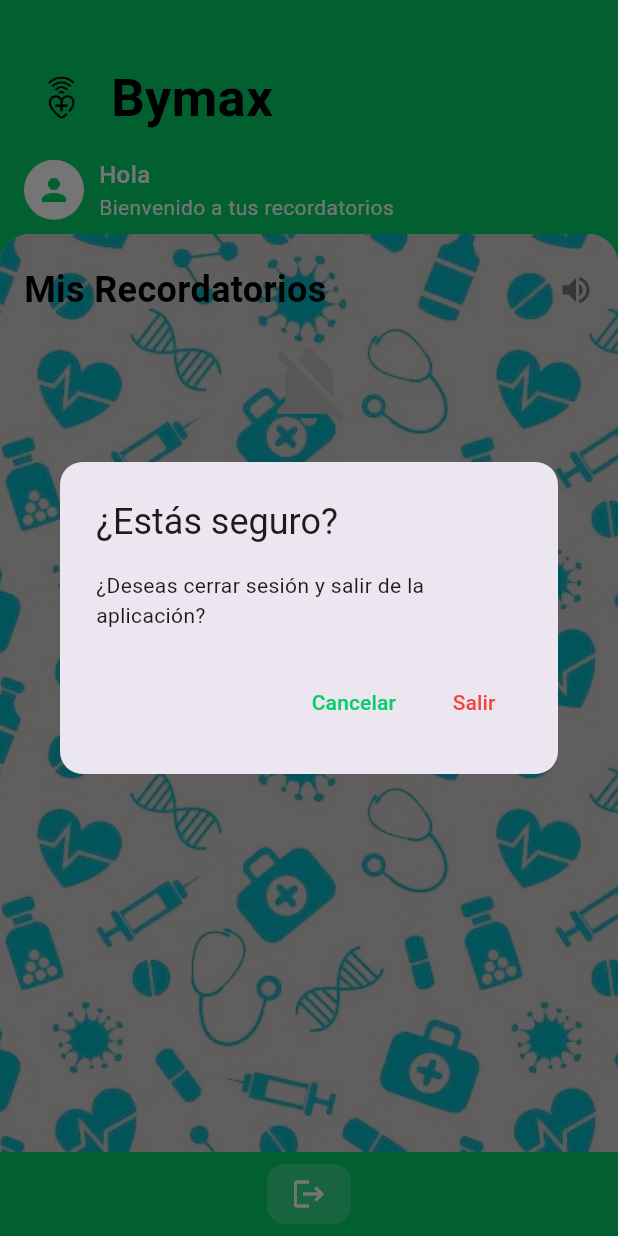
After one commit to jhonmario-19/Bymax, a Flutter app: the AdultHomePages screen opened by its route, after a tap on the "logout" icon, on a phone screen of 412 x 824 dp. The commit adds this screen. Run offline on Flutter 3.47's test engine with Material 3 defaults, Android fonts, the phone set to English and light mode, and no system bars; our stand-ins replace cloud_firestore, firebase_auth, firebase_core, flutter_tts, get, shared_preferences; accounts and stored records are empty.

Commit message:
Pagina de adulto con recordatorio leido con voz

```diff
--- /dev/null
+++ b/lib/pages/AdultHomePage.dart
@@ -0,0 +1,486 @@
+import 'package:flutter/material.dart';
+import 'package:provider/provider.dart';
+import 'package:firebase_auth/firebase_auth.dart';
+import 'package:cloud_firestore/cloud_firestore.dart';
+import '../controllers/recordatoryController.dart';
+import '../controllers/loginController.dart';
+import '../models/recordatoryModel.dart'; // Asegúrate de que esta importación sea correcta para tu Recordatory
+import '../services/tts_service.dart'; // Importación del servicio TTS
+
+class AdultHomePages extends StatefulWidget {
+  const AdultHomePages({Key? key}) : super(key: key);
+
+  @override
+  State<AdultHomePages> createState() => _AdultHomePageState();
+}
+
+class _AdultHomePageState extends State<AdultHomePages> {
+  String? userName;
+  bool _loadingUser = true;
+  final ScrollController _scrollController = ScrollController();
+  final TTSService _ttsService = TTSService(); // Instancia del servicio TTS
+  int?
+  _speakingRecordatoryId; // Para saber cuál recordatorio se está reproduciendo
+
+  @override
+  void initState() {
+    super.initState();
+    _loadUserInfo();
+    _initializeTTS(); // Inicializar el servicio TTS
+  }
+
+  // Inicializar el servicio TTS
+  Future<void> _initializeTTS() async {
+    await _ttsService.initTTS();
+  }
+
+  @override
+  void dispose() {
+    _scrollController.dispose();
+    _ttsService.dispose(); // Liberar recursos del TTS al cerrar
+    super.dispose();
+  }
+
+  Future<void> _loadUserInfo() async {
+    final user = FirebaseAuth.instance.currentUser;
+    if (user != null) {
+      // Trae el nombre desde Firestore
+      final userDoc =
+          await FirebaseFirestore.instance
+              .collection('usuarios')
+              .doc(user.uid)
+              .get();
+      setState(() {
+        userName = userDoc.data()?['nombre'] ?? 'Usuario';
+        _loadingUser = false;
+      });
+      // Carga los recordatorios asignados a este usuario
+      await Provider.of<RecordatoryController>(
+        context,
+        listen: false,
+      ).fetchRecordatoriesForUser(user.uid);
+    }
+  }
+
+  // Método para leer un recordatorio en voz alta
+  void _speakRecordatory(Recordatory recordatory) async {
+    // Si ya estamos hablando, detener primero
+    if (_ttsService.isSpeaking) {
+      await _ttsService.stop();
+
+      // Si es el mismo recordatorio, solo detener
+      if (_speakingRecordatoryId == recordatory.id) {
+        setState(() {
+          _speakingRecordatoryId = null;
+        });
+        return;
+      }
+    }
+
+    // Construir el texto para hablar
+    String textToSpeak = "Recordatorio: ${recordatory.title}. ";
+    textToSpeak += "Fecha: ${recordatory.date}. ";
+    textToSpeak += "Hora: ${recordatory.time}.";
+
+    // Actualizar el estado y hablar
+    setState(() {
+      _speakingRecordatoryId = recordatory.id;
+    });
+
+    await _ttsService.speak(textToSpeak);
+
+    // Cuando termina de hablar, actualizar el estado
+    if (!_ttsService.isSpeaking) {
+      setState(() {
+        _speakingRecordatoryId = null;
+      });
+    }
+  }
+
+  @override
+  Widget build(BuildContext context) {
+    return Scaffold(
+      bottomNavigationBar: Container(
+        padding: const EdgeInsets.symmetric(vertical: 8),
+        decoration: const BoxDecoration(color: Color(0xFF03d069)),
+        child: Row(
+          mainAxisAlignment: MainAxisAlignment.center,
+          children: [
+            GestureDetector(
+              onTap: () async {
+                // Mostrar diálogo de confirmación
+                final shouldExit = await showDialog<bool>(
+                  context: context,
+                  builder:
+                      (context) => AlertDialog(
+                        title: const Text('¿Estás seguro?'),
+                        content: const Text(
+                          '¿Deseas cerrar sesión y salir de la aplicación?',
+                        ),
+                        actions: [
+                          TextButton(
+                            onPressed: () => Navigator.of(context).pop(false),
+                            child: const Text(
+                              'Cancelar',
+                              style: TextStyle(color: Color(0xFF03d069)),
+                            ),
+                          ),
+                          TextButton(
+                            onPressed: () => Navigator.of(context).pop(true),
+                            child: const Text(
+                              'Salir',
+                              style: TextStyle(color: Colors.red),
+                            ),
+                          ),
+                        ],
+                        shape: RoundedRectangleBorder(
+                          borderRadius: BorderRadius.circular(15),
+                        ),
+                      ),
+                );
+
+                // Si el usuario confirma, cerrar sesión y regresar al login
+                if (shouldExit == true) {
+                  try {
+                    await LoginController.signOut();
+                    if (!mounted) return;
+
+                    Navigator.pushReplacementNamed(context, '/loginPage');
+                  } catch (e) {
+                    if (!mounted) return;
+                    ScaffoldMessenger.of(context).showSnackBar(
+                      SnackBar(
+                        content: Text('Error al cerrar sesión: $e'),
+                        backgroundColor: Colors.red,
+                      ),
+                    );
+                  }
+                }
+              },
+              child: Container(
+                padding: const EdgeInsets.symmetric(
+                  horizontal: 16,
+                  vertical: 8,
+                ),
+                decoration: BoxDecoration(
+                  color: Colors.white.withOpacity(0.2),
+                  borderRadius: BorderRadius.circular(12),
+                ),
+                child: const Icon(Icons.logout, color: Colors.white, size: 24),
+              ),
+            ),
+          ],
+        ),
+      ),
+      body: Container(
+        width: double.infinity,
+        color: const Color(0xFF03d069),
+        child: Column(
+          children: [
+            // Barra de estado personalizada + Encabezado verde
+            Container(
+              padding: const EdgeInsets.only(
+                top: 30,
+                left: 16,
+                right: 16,
+                bottom: 8,
+              ),
+              color: const Color(0xFF03d069),
+              child: Column(
+                crossAxisAlignment: CrossAxisAlignment.start,
+                children: [
+                  const SizedBox(height: 10),
+
+                  // Logo Bymax
+                  Row(
+                    children: [
+                      Container(
+                        width: 50,
+                        height: 50,
+                        decoration: const BoxDecoration(
+                          image: DecorationImage(
+                            image: AssetImage('lib/pages/images/logo.png'),
+                            fit: BoxFit.cover,
+                          ),
+                        ),
+                      ),
+                      const SizedBox(width: 8),
+                      const Text(
+                        'Bymax',
+                        style: TextStyle(
+                          color: Colors.black,
+                          fontSize: 35,
+                          fontWeight: FontWeight.bold,
+                        ),
+                      ),
+                      const Spacer(),
+                    ],
+                  ),
+
+                  // Saludo con texto blanco
+                  const SizedBox(height: 15),
+                  _loadingUser
+                      ? const Center(
+                        child: CircularProgressIndicator(color: Colors.white),
+                      )
+                      : Row(
+                        children: [
+                          const CircleAvatar(
+                            radius: 20,
+                            backgroundColor: Colors.white,
+                            child: Icon(Icons.person, color: Color(0xFF03d069)),
+                          ),
+                          const SizedBox(
+                            width: 10,
+                          ), // Espacio entre avatar y texto
+                          Column(
+                            crossAxisAlignment: CrossAxisAlignment.start,
+                            children: [
+                              Text(
+                                'Hola $userName',
+                                style: const TextStyle(
+                                  color: Colors.white,
+                                  fontSize: 16,
+                                  fontWeight: FontWeight.w500,
+                                ),
+                              ),
+                              const Text(
+                                'Bienvenido a tus recordatorios',
+                                style: TextStyle(
+                                  color: Colors.white,
+                                  fontSize: 14,
+                                ),
+                              ),
+                            ],
+                          ),
+                        ],
+                      ),
+                ],
+              ),
+            ),
+
+            // Contenido principal con fondo blanco
+            Expanded(
+              child: Container(
+                decoration: const BoxDecoration(
+                  color: Colors.white,
+                  borderRadius: BorderRadius.vertical(
+                    top: Radius.circular(20),
+                    bottom: Radius.zero, // Sin bordes redondeados abajo
+                  ),
+                  image: DecorationImage(
+                    image: AssetImage('lib/pages/images/patron_homePage.jpg'),
+                    fit: BoxFit.cover,
+                    colorFilter: ColorFilter.mode(
+                      Color.fromARGB(211, 200, 193, 193),
+                      BlendMode.darken, // Modo de mezcla
+                    ),
+                  ),
+                ),
+                child: Scrollbar(
+                  controller: _scrollController,
+                  thumbVisibility: true,
+                  thickness: 6,
+                  radius: const Radius.circular(10),
+                  child: SingleChildScrollView(
+                    controller: _scrollController,
+                    padding: const EdgeInsets.symmetric(
+                      horizontal: 16,
+                      vertical: 20,
+                    ),
+                    child: Column(
+                      crossAxisAlignment: CrossAxisAlignment.start,
+                      children: [
+                        Row(
+                          mainAxisAlignment: MainAxisAlignment.spaceBetween,
+                          children: [
+                            const Text(
+                              'Mis Recordatorios',
+                              style: TextStyle(
+                                fontSize: 24,
+                                fontWeight: FontWeight.bold,
+                                color: Colors.black,
+                              ),
+                            ),
+                            // Agregar un tooltip para indicar que se puede pulsar para escuchar
+                            Tooltip(
+                              message:
+                                  'Pulsa en un recordatorio para escucharlo',
+                              child: Icon(
+                                Icons.volume_up,
+                                color: Colors.grey[600],
+                                size: 24,
+                              ),
+                            ),
+                          ],
+                        ),
+                        const SizedBox(height: 15),
+                        // Lista de recordatorios
+                        Consumer<RecordatoryController>(
+                          builder: (context, controller, child) {
+                            if (controller.isLoading) {
+                              return const Center(
+                                child: CircularProgressIndicator(
+                                  color: Color(0xFF03d069),
+                                ),
+                              );
+                            }
+                            final recordatories = controller.recordatories;
+                            if (recordatories.isEmpty) {
+                              return Center(
+                                child: Column(
+                                  mainAxisAlignment: MainAxisAlignment.center,
+                                  children: [
+                                    Icon(
+                                      Icons.notifications_off,
+                                      size: 64,
+                                      color: Colors.grey[400],
+                                    ),
+                                    const SizedBox(height: 16),
+                                    const Text(
+                                      'No tienes recordatorios asignados',
+                                      style: TextStyle(
+                                        fontSize: 18,
+                                        color: Colors.grey,
+                                      ),
+                                    ),
+                                  ],
+                                ),
+                              );
+                            }
+                            return ListView.builder(
+                              shrinkWrap: true,
+                              physics: const NeverScrollableScrollPhysics(),
+                              itemCount: recordatories.length,
+                              itemBuilder: (context, index) {
+                                final rec = recordatories[index];
+                                // Verificar si este recordatorio se está reproduciendo
+                                final isSpeaking =
+                                    _speakingRecordatoryId == rec.id;
+
+                                return Card(
+                                  elevation: 2,
+                                  margin: const EdgeInsets.only(bottom: 12),
+                                  shape: RoundedRectangleBorder(
+                                    borderRadius: BorderRadius.circular(12),
+                                  ),
+                                  // Destacar el card si se está reproduciendo
+                                  color:
+                                      isSpeaking
+                                          ? const Color(0xFFE1F5FE)
+                                          : Colors.white,
+                                  child: InkWell(
+                                    onTap: () => _speakRecordatory(rec),
+                                    borderRadius: BorderRadius.circular(12),
+                                    child: Stack(
+                                      children: [
+                                        ListTile(
+                                          contentPadding:
+                                              const EdgeInsets.symmetric(
+                                                horizontal: 15,
+                                                vertical: 10,
+                                              ),
+                                          leading: CircleAvatar(
+                                            backgroundColor: const Color(
+                                              0xFF03d069,
+                                            ),
+                                            child:
+                                                isSpeaking
+                                                    ? const Icon(
+                                                      Icons.volume_up,
+                                                      color: Colors.white,
+                                                    )
+                                                    : const Icon(
+                                                      Icons
+                                                          .notifications_active,
+                                                      color: Colors.white,
+                                                    ),
+                                          ),
+                                          title: Text(
+                                            rec.title,
+                                            style: const TextStyle(
+                                              fontWeight: FontWeight.bold,
+                                              fontSize: 16,
+                                            ),
+                                          ),
+                                          subtitle: Column(
+                                            crossAxisAlignment:
+                                                CrossAxisAlignment.start,
+                                            children: [
+                                              const SizedBox(height: 5),
+                                              Row(
+                                                children: [
+                                                  const Icon(
+                                                    Icons.calendar_today,
+                                                    size: 14,
+                                                    color: Colors.grey,
+                                                  ),
+                                                  const SizedBox(width: 4),
+                                                  Text(
+                                                    rec.date,
+                                                    style: const TextStyle(
+                                                      fontSize: 14,
+                                                    ),
+                                                  ),
+                                                  const SizedBox(width: 10),
+                                                  const Icon(
+                                                    Icons.access_time,
+                                                    size: 14,
+                                                    color: Colors.grey,
+                                                  ),
+                                                  const SizedBox(width: 4),
+                                                  Text(
+                                                    rec.time,
+                                                    style: const TextStyle(
+                                                      fontSize: 14,
+                                                    ),
+                                                  ),
+                                                ],
+                                              ),
+                                            ],
+                                          ),
+                                          trailing:
+                                              isSpeaking
+                                                  ? const Icon(
+                                                    Icons.pause,
+                                                    color: Color(0xFF03d069),
+                                                  )
+                                                  : const Icon(
+                                                    Icons.volume_up_outlined,
+                                                  ),
+                                        ),
+                                        // Mostrar una indicación visual de que se puede tocar
+                                        if (!isSpeaking)
+                                          Positioned(
+                                            right: 12,
+                                            bottom: 12,
+                                            child: Text(
+                                              'Tocar para escuchar',
+                                              style: TextStyle(
+                                                fontSize: 10,
+                                                color: Colors.grey[600],
+                                                fontStyle: FontStyle.italic,
+                                              ),
+                                            ),
+                                          ),
+                                      ],
+                                    ),
+                                  ),
+                                );
+                              },
+                            );
+                          },
+                        ),
+                        const SizedBox(height: 20),
+                      ],
+                    ),
+                  ),
+                ),
+              ),
+            ),
+          ],
+        ),
+      ),
+    );
+  }
+}
--- /dev/null
+++ b/lib/services/tts_service.dart
@@ -0,0 +1,58 @@
+import 'package:flutter/material.dart';
+import 'package:flutter_tts/flutter_tts.dart';
+
+class TTSService {
+  static final TTSService _instance = TTSService._internal();
+  factory TTSService() => _instance;
+  TTSService._internal();
+
+  final FlutterTts _flutterTts = FlutterTts();
+  bool _isSpeaking = false;
+
+  // Inicializa el servicio TTS con configuraciones
+  Future<void> initTTS() async {
+    // Configurar idioma español
+    await _flutterTts.setLanguage("es-ES");
+
+    // Configurar velocidad y tono (valores entre 0.0 y 1.0)
+    await _flutterTts.setSpeechRate(
+      0.5,
+    ); // Velocidad más lenta para mayor claridad
+    await _flutterTts.setPitch(1.0);
+
+    // Volumen (entre 0.0 y 1.0)
+    await _flutterTts.setVolume(1.0);
+
+    // Escuchar cuando termina de hablar
+    _flutterTts.setCompletionHandler(() {
+      _isSpeaking = false;
+    });
+  }
+
+  // Método para hablar texto
+  Future<void> speak(String text) async {
+    if (_isSpeaking) {
+      await _flutterTts.stop();
+      _isSpeaking = false;
+      return;
+    }
+
+    _isSpeaking = true;
+    await _flutterTts.speak(text);
+  }
+
+  // Método para detener el habla
+  Future<void> stop() async {
+    await _flutterTts.stop();
+    _isSpeaking = false;
+  }
+
+  // Método para liberar recursos al cerrar la app
+  Future<void> dispose() async {
+    await _flutterTts.stop();
+    _isSpeaking = false;
+  }
+
+  // Getter para saber si está hablando
+  bool get isSpeaking => _isSpeaking;
+}
--- a/pubspec.yaml
+++ b/pubspec.yaml
@@ -42,6 +42,7 @@
   shared_preferences: ^2.5.3  # Para "recordarme"
   fluttertoast: ^8.2.4  # Para mostrar mensajes
   provider: ^6.1.5 # Para el provider
+  flutter_tts: ^4.2.2
 
 dev_dependencies:
   flutter_test:
```
Also changed, not shown: lib/controllers/loginController.dart (+7 -2 lines), lib/controllers/recordatoryController.dart (+9 -6 lines), lib/main.dart (+9 -1 lines), lib/pages/loginPage.dart (+11 -1 lines), pubspec.lock, 3 other files.
